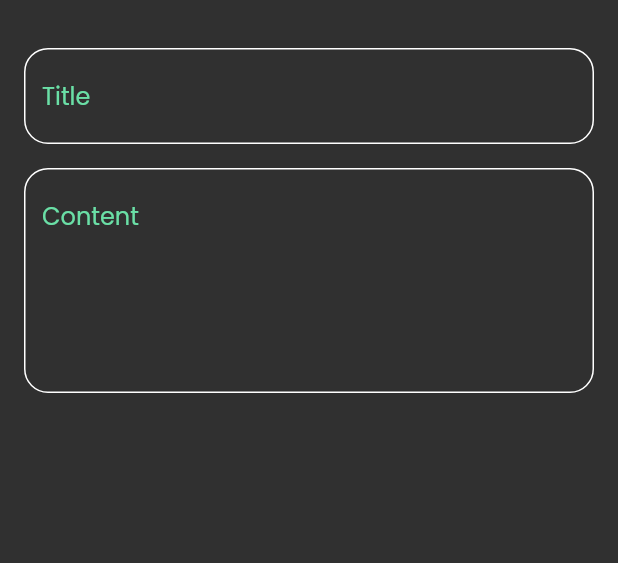
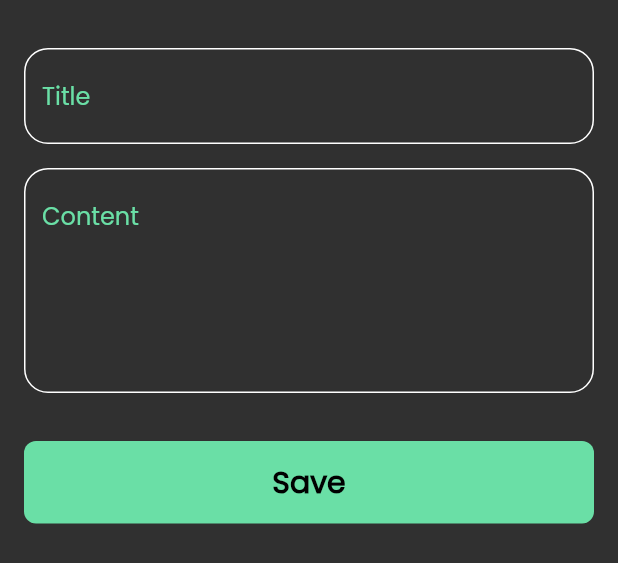
Before and after one commit to abdulsatertn/notes.app, a Flutter app: the AddNoteBottomSheet widget shown alone on an empty page, opened directly, on a phone screen of 412 x 824 dp. Shown: the top 563 px of the screen. Run offline on Flutter 3.47's test engine with Material 2 defaults, Android fonts, the phone set to English and light mode, and no system bars; our stand-ins replace font_awesome_flutter.

Commit message:
finish notes bottom sheet

```diff
--- a/lib/view/widgets/add_note_bottom_sheet.dart
+++ b/lib/view/widgets/add_note_bottom_sheet.dart
@@ -1,4 +1,6 @@
 import 'package:flutter/material.dart';
+import 'package:notes_app/constants.dart';
+import 'package:notes_app/view/widgets/custom_button.dart';
 import 'package:notes_app/view/widgets/custom_text_field.dart';
 
 class AddNoteBottomSheet extends StatelessWidget {
@@ -10,6 +12,7 @@ class AddNoteBottomSheet extends StatelessWidget {
       padding: EdgeInsets.symmetric(
         horizontal: 16,
       ),
+      child: SingleChildScrollView(
         child: Column(
           children: [
             SizedBox(
@@ -24,8 +27,16 @@ class AddNoteBottomSheet extends StatelessWidget {
             CustomTextField(
               hintText: 'Content',
               maxLines: 5,
-          )
+            ),
+            SizedBox(
+              height: 32,
+            ),
+            CustomButton(),
+            SizedBox(
+              height: 20,
+            ),
           ],
+        ),
       ),
     );
   }
--- /dev/null
+++ b/lib/view/widgets/custom_button.dart
@@ -0,0 +1,28 @@
+import 'package:flutter/material.dart';
+import 'package:notes_app/constants.dart';
+
+class CustomButton extends StatelessWidget {
+  const CustomButton({super.key});
+
+  @override
+  Widget build(BuildContext context) {
+    return Container(
+      width: MediaQuery.of(context).size.width,
+      height: 55,
+      decoration: BoxDecoration(
+        color: kPrimaryColor,
+        borderRadius: BorderRadius.circular(8),
+      ),
+      child: const Center(
+        child: Text(
+          'Save',
+          style: TextStyle(
+            color: Colors.black,
+            fontSize: 20,
+            fontWeight: FontWeight.bold,
+          ),
+        ),
+      ),
+    );
+  }
+}
```
Lines whose indentation alone changed are shown as unchanged.
